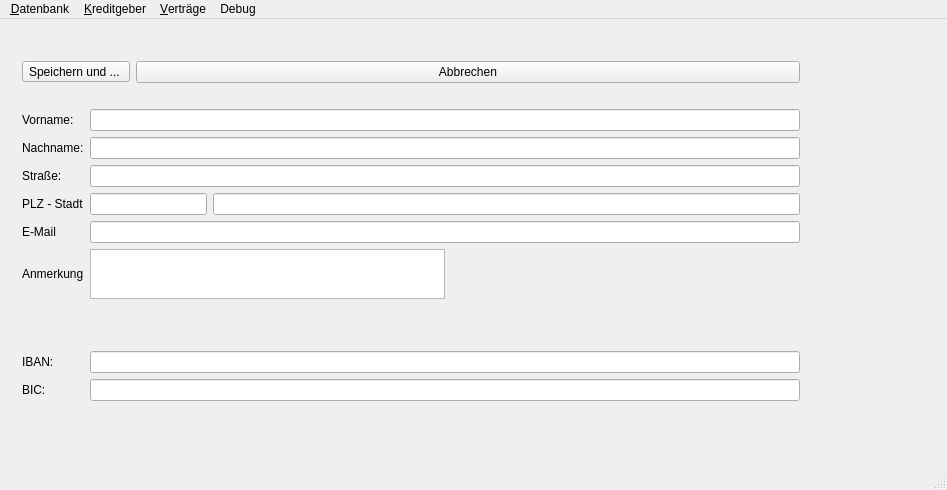
Qt form DKV2/mainwindow.ui (Schachigel/DKV2) before a commit.
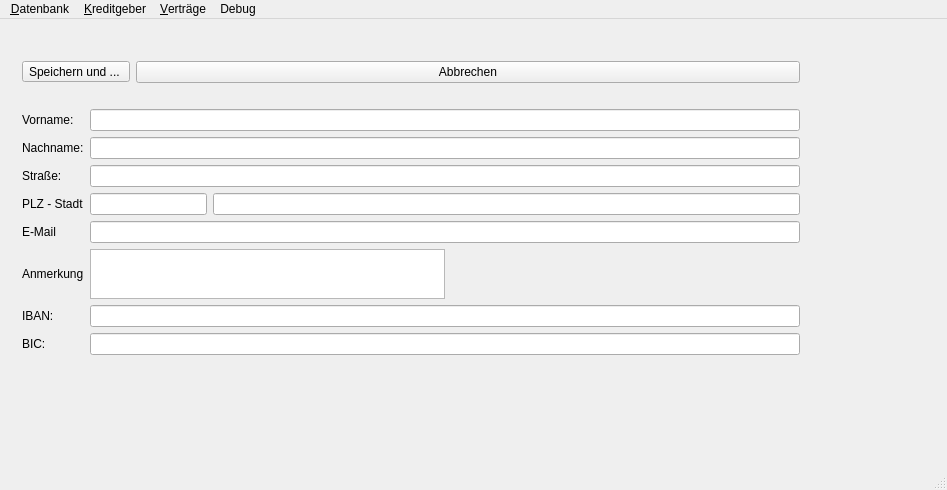
The same form after that commit. The open tabs and pages were chosen to show the change. Custom widgets are drawn as their Qt base class.

Patch:
```diff
--- a/DKV2/mainwindow.ui
+++ b/DKV2/mainwindow.ui
@@ -204,62 +204,6 @@
           <item row="5" column="1">
            <widget class="QLineEdit" name="leEMail"/>
           </item>
-          <item row="10" column="0">
-           <widget class="QLabel" name="lIban">
-            <property name="text">
-             <string>IBAN:</string>
-            </property>
-            <property name="buddy">
-             <cstring>leIban</cstring>
-            </property>
-           </widget>
-          </item>
-          <item row="10" column="1">
-           <widget class="QLineEdit" name="leIban"/>
-          </item>
-          <item row="11" column="0">
-           <widget class="QLabel" name="lBic">
-            <property name="text">
-             <string>BIC:</string>
-            </property>
-            <property name="buddy">
-             <cstring>leBic</cstring>
-            </property>
-           </widget>
-          </item>
-          <item row="11" column="1">
-           <widget class="QLineEdit" name="leBic"/>
-          </item>
-          <item row="12" column="0">
-           <widget class="QLabel" name="lblPersId">
-            <property name="text">
-             <string/>
-            </property>
-           </widget>
-          </item>
-          <item row="12" column="1">
-           <widget class="QLabel" name="lblHiddenPersId">
-            <property name="enabled">
-             <bool>false</bool>
-            </property>
-            <property name="text">
-             <string/>
-            </property>
-           </widget>
-          </item>
-          <item row="8" column="1">
-           <spacer name="horizontalSpacer_4">
-            <property name="orientation">
-             <enum>Qt::Horizontal</enum>
-            </property>
-            <property name="sizeHint" stdset="0">
-             <size>
-              <width>40</width>
-              <height>20</height>
-             </size>
-            </property>
-           </spacer>
-          </item>
           <item row="6" column="0" colspan="2">
            <layout class="QHBoxLayout" name="horizontalLayout_6">
             <item>
@@ -303,6 +247,49 @@
             </item>
            </layout>
           </item>
+          <item row="9" column="0">
+           <widget class="QLabel" name="lIban">
+            <property name="text">
+             <string>IBAN:</string>
+            </property>
+            <property name="buddy">
+             <cstring>leIban</cstring>
+            </property>
+           </widget>
+          </item>
+          <item row="9" column="1">
+           <widget class="QLineEdit" name="leIban"/>
+          </item>
+          <item row="10" column="0">
+           <widget class="QLabel" name="lBic">
+            <property name="text">
+             <string>BIC:</string>
+            </property>
+            <property name="buddy">
+             <cstring>leBic</cstring>
+            </property>
+           </widget>
+          </item>
+          <item row="10" column="1">
+           <widget class="QLineEdit" name="leBic"/>
+          </item>
+          <item row="11" column="0">
+           <widget class="QLabel" name="lblPersId">
+            <property name="text">
+             <string/>
+            </property>
+           </widget>
+          </item>
+          <item row="11" column="1">
+           <widget class="QLabel" name="lblHiddenPersId">
+            <property name="enabled">
+             <bool>false</bool>
+            </property>
+            <property name="text">
+             <string/>
+            </property>
+           </widget>
+          </item>
          </layout>
         </item>
        </layout>
```
Left out of the diff: 2 changed lines with no effect on the pictures.
